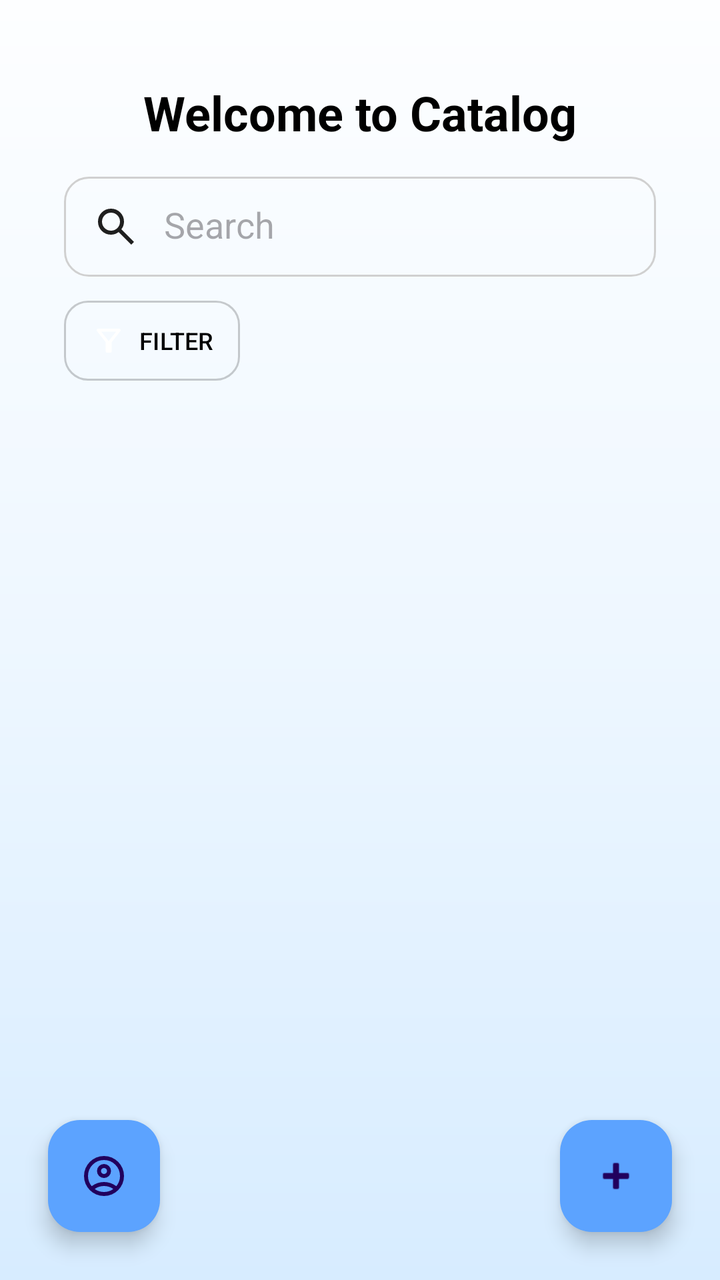
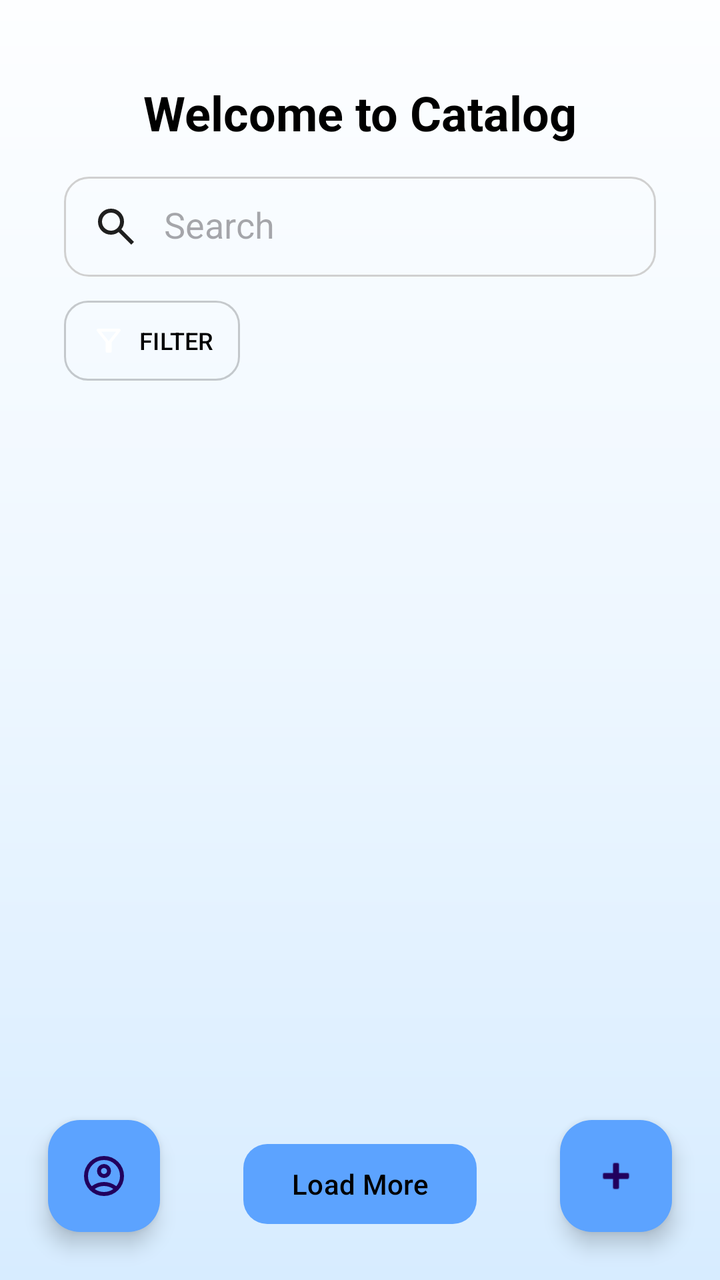

Compare the two renders of this Android layout. The source of the first and the diff that turns it into the second are given below.
<!-- AndroidManifest.xml: activity theme Theme.First_exercise -->
<!-- res/layout/activity_main.xml -->
<?xml version="1.0" encoding="utf-8"?>
<androidx.constraintlayout.widget.ConstraintLayout
    xmlns:android="http://schemas.android.com/apk/res/android"
    xmlns:app="http://schemas.android.com/apk/res-auto"
    xmlns:tools="http://schemas.android.com/tools"
    android:id="@+id/main"
    android:layout_width="match_parent"
    android:layout_height="match_parent"
    android:background="@drawable/login_background"
    tools:context=".MainActivity">


    <TextView
    android:id="@+id/catalog_title"
    android:layout_width="wrap_content"
    android:layout_height="wrap_content"
    android:text="Welcome to Catalog"
    android:textSize="24sp"
    android:textStyle="bold"
        android:textColor="@color/black"
    app:layout_constraintTop_toTopOf="parent"
    app:layout_constraintStart_toStartOf="parent"
    app:layout_constraintEnd_toEndOf="parent"
    android:layout_marginTop="40dp"/>

    <EditText
        android:id="@+id/search_input"
        android:layout_width="0dp"
        android:layout_height="50dp"
        android:layout_marginStart="32dp"
        android:layout_marginTop="16dp"
        android:layout_marginEnd="32dp"
        android:background="@drawable/text_box"
        android:drawableStart="@drawable/search"
        android:drawablePadding="12dp"
        android:hint="Search"
        android:padding="14dp"
        android:textColor="@color/black"
        android:imeOptions="actionSearch"
        android:inputType="text"
        android:singleLine="true"
        app:layout_constraintEnd_toEndOf="parent"
        app:layout_constraintHorizontal_bias="0.0"
        app:layout_constraintStart_toStartOf="parent"
        app:layout_constraintTop_toBottomOf="@id/catalog_title" />


    <com.google.android.material.button.MaterialButton
        android:id="@+id/btnFilter"
        android:layout_width="wrap_content"
        android:layout_height="48dp"
        android:text="FILTER"
        android:textAllCaps="true"
        android:textSize="12sp"
        android:textColor="@color/black"
        app:icon="@drawable/filter"
        app:iconGravity="textStart"
        app:iconPadding="6dp"
        app:backgroundTint="@android:color/transparent"
        app:strokeColor="@color/shadow_black"
        app:strokeWidth="1dp"
        app:cornerRadius="12dp"
        android:elevation="0dp"
        android:paddingLeft="12dp"
        android:paddingRight="12dp"
        app:layout_constraintTop_toBottomOf="@id/search_input"
        app:layout_constraintStart_toStartOf="@id/search_input"
        android:layout_marginTop="8dp"/>


    <androidx.recyclerview.widget.RecyclerView

        android:id="@+id/rvCourses"
        android:layout_width="0dp"
        android:layout_height="0dp"
        android:padding="12dp"
        app:layout_constraintBottom_toBottomOf="parent"
        app:layout_constraintEnd_toEndOf="parent"
        app:layout_constraintHorizontal_bias="0.0"
        app:layout_constraintStart_toStartOf="parent"
        app:layout_constraintTop_toBottomOf="@id/btnFilter"
        app:layout_constraintVertical_bias="0.0" />

    <com.google.android.material.floatingactionbutton.FloatingActionButton
        android:id="@+id/fabAdd"
        android:layout_width="wrap_content"
        android:layout_height="wrap_content"
        android:layout_margin="24dp"
        android:src="@android:drawable/ic_input_add"
        android:contentDescription="Add new course"
        app:backgroundTint="@color/lightBlue"
        app:layout_constraintBottom_toBottomOf="parent"
        app:layout_constraintEnd_toEndOf="parent" />

    <com.google.android.material.floatingactionbutton.FloatingActionButton
        android:id="@+id/fabProfile"
        android:layout_width="wrap_content"
        android:layout_height="wrap_content"
        android:layout_margin="24dp"
        android:src="@drawable/account_circle"
        android:contentDescription="Profile"
        app:backgroundTint="@color/lightBlue"
        app:layout_constraintBottom_toBottomOf="parent"
        app:layout_constraintStart_toStartOf="parent"/>


    <ProgressBar
        android:id="@+id/progressBar"
        android:layout_width="wrap_content"
        android:layout_height="wrap_content"
        android:visibility="gone"
        app:layout_constraintTop_toTopOf="parent"
        app:layout_constraintBottom_toBottomOf="parent"
        app:layout_constraintStart_toStartOf="parent"
        app:layout_constraintEnd_toEndOf="parent" />



</androidx.constraintlayout.widget.ConstraintLayout>
<!-- resources referenced by this layout -->
<resources>
  <color name="black">#FF000000</color>
  <color name="lightBlue">#5ca3ff</color>
  <color name="shadow_black">#33000000</color>
  <!-- drawable account_circle (drawable) -->
  <vector xmlns:android="http://schemas.android.com/apk/res/android"
      android:width="24dp"
      android:height="24dp"
      android:viewportWidth="960"
      android:viewportHeight="960">
      <path
          android:pathData="M234,684q51,-39 114,-61.5T480,600q69,0 132,22.5T726,684q35,-41 54.5,-93T800,480q0,-133 -93.5,-226.5T480,160q-133,0 -226.5,93.5T160,480q0,59 19.5,111t54.5,93ZM480,520q-59,0 -99.5,-40.5T340,380q0,-59 40.5,-99.5T480,240q59,0 99.5,40.5T620,380q0,59 -40.5,99.5T480,520ZM480,880q-83,0 -156,-31.5T197,763q-54,-54 -85.5,-127T80,480q0,-83 31.5,-156T197,197q54,-54 127,-85.5T480,80q83,0 156,31.5T763,197q54,54 85.5,127T880,480q0,83 -31.5,156T763,763q-54,54 -127,85.5T480,880ZM480,800q53,0 100,-15.5t86,-44.5q-39,-29 -86,-44.5T480,680q-53,0 -100,15.5T294,740q39,29 86,44.5T480,800ZM480,440q26,0 43,-17t17,-43q0,-26 -17,-43t-43,-17q-26,0 -43,17t-17,43q0,26 17,43t43,17ZM480,380ZM480,740Z"
          android:fillColor="#1f1f1f"/>
  </vector>
  <!-- drawable filter (drawable) -->
  <vector xmlns:android="http://schemas.android.com/apk/res/android"
      android:width="24dp"
      android:height="24dp"
      android:viewportWidth="960"
      android:viewportHeight="960">
    <path
        android:pathData="M440,800q-17,0 -28.5,-11.5T400,760v-240L168,224q-15,-20 -4.5,-42t36.5,-22h560q26,0 36.5,22t-4.5,42L560,520v240q0,17 -11.5,28.5T520,800h-80ZM480,492 L678,240L282,240l198,252ZM480,492Z"
        android:fillColor="#1f1f1f"/>
  </vector>
  <!-- drawable login_background (drawable) -->
  <?xml version="1.0" encoding="utf-8"?>
  <shape xmlns:android="http://schemas.android.com/apk/res/android">
      <gradient
          android:startColor="#FDFEFF"
      android:centerColor="#EEF7FF"
      android:endColor="#D7ECFF"
      android:angle="270" />
  </shape>
  <!-- drawable search (drawable) -->
  <vector xmlns:android="http://schemas.android.com/apk/res/android"
      android:width="24dp"
      android:height="24dp"
      android:viewportWidth="960"
      android:viewportHeight="960">
    <path
        android:pathData="M784,840 L532,588q-30,24 -69,38t-83,14q-109,0 -184.5,-75.5T120,380q0,-109 75.5,-184.5T380,120q109,0 184.5,75.5T640,380q0,44 -14,83t-38,69l252,252 -56,56ZM380,560q75,0 127.5,-52.5T560,380q0,-75 -52.5,-127.5T380,200q-75,0 -127.5,52.5T200,380q0,75 52.5,127.5T380,560Z"
        android:fillColor="#1f1f1f"/>
  </vector>
  <!-- drawable text_box (drawable) -->
  <?xml version="1.0" encoding="utf-8"?>
  <shape xmlns:android="http://schemas.android.com/apk/res/android">
  
      <solid android:color="@color/transparent" />
  
      <corners android:radius="12dp"/>
  
      <stroke
          android:width="1dp"
          android:color="@color/login_border_gray" />
  
  </shape>
  <style name="Theme.First_exercise" parent="Base.Theme.First_exercise" />
  <color name="transparent">#00FFFFFF</color>
  <color name="login_border_gray">#D0D0D0</color>
  <style name="Base.Theme.First_exercise" parent="Theme.Material3.DayNight.NoActionBar">
          
          
      </style>
</resources>

<!-- the commit's change to res/layout/activity_main.xml (unified diff, before → after) -->
@@ -45,6 +45,7 @@
         app:layout_constraintTop_toBottomOf="@id/catalog_title" />
 
 
+
     <com.google.android.material.button.MaterialButton
         android:id="@+id/btnFilter"
         android:layout_width="wrap_content"
@@ -69,17 +70,32 @@
 
 
     <androidx.recyclerview.widget.RecyclerView
-
         android:id="@+id/rvCourses"
         android:layout_width="0dp"
         android:layout_height="0dp"
         android:padding="12dp"
+        app:layout_constraintTop_toBottomOf="@id/btnFilter"
+        app:layout_constraintStart_toStartOf="parent"
+        app:layout_constraintEnd_toEndOf="parent"
+        app:layout_constraintBottom_toTopOf="@id/btnLoadMore"/>
+
+    <com.google.android.material.button.MaterialButton
+        android:id="@+id/btnLoadMore"
+        android:layout_width="wrap_content"
+        android:layout_height="48dp"
+        android:text="Load More"
+        android:textAllCaps="false"
+        android:textColor="@color/black"
+
+        app:backgroundTint="@color/lightBlue"
+        app:cornerRadius="12dp"
+
+
         app:layout_constraintBottom_toBottomOf="parent"
-        app:layout_constraintEnd_toEndOf="parent"
-        app:layout_constraintHorizontal_bias="0.0"
+        android:layout_marginBottom="24dp"
+
         app:layout_constraintStart_toStartOf="parent"
-        app:layout_constraintTop_toBottomOf="@id/btnFilter"
-        app:layout_constraintVertical_bias="0.0" />
+        app:layout_constraintEnd_toEndOf="parent"/>
 
     <com.google.android.material.floatingactionbutton.FloatingActionButton
         android:id="@+id/fabAdd"
